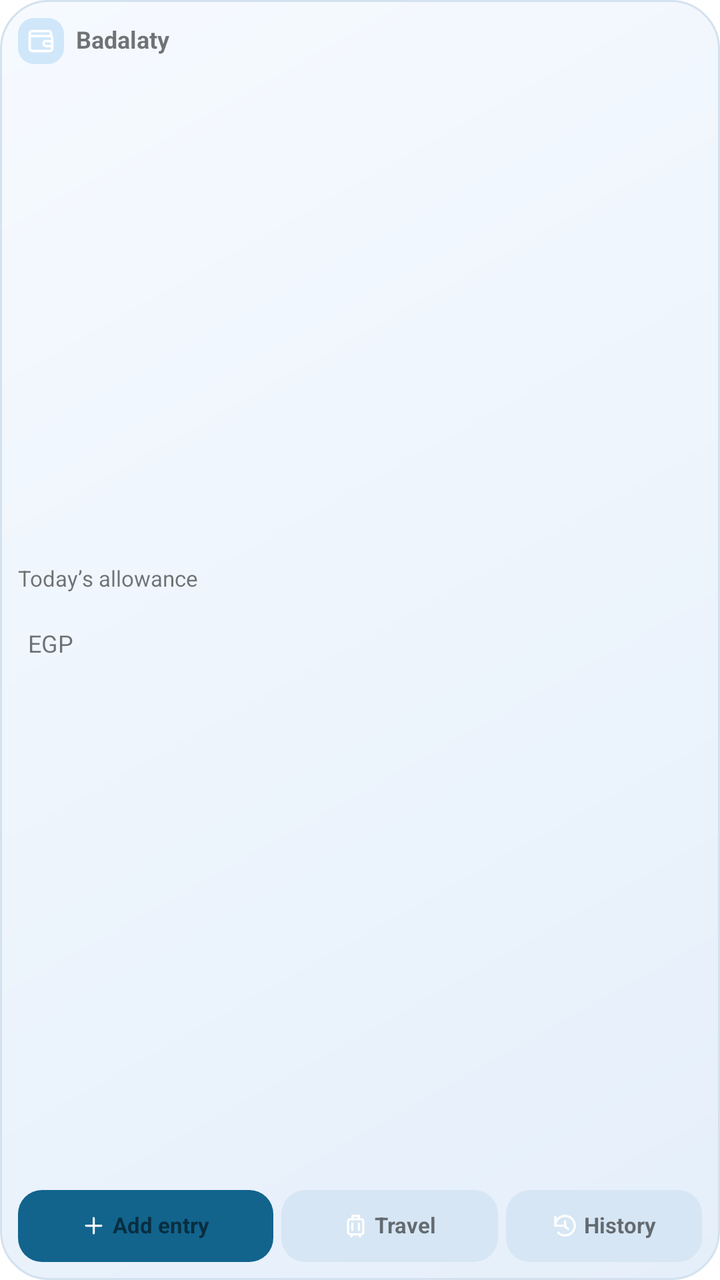
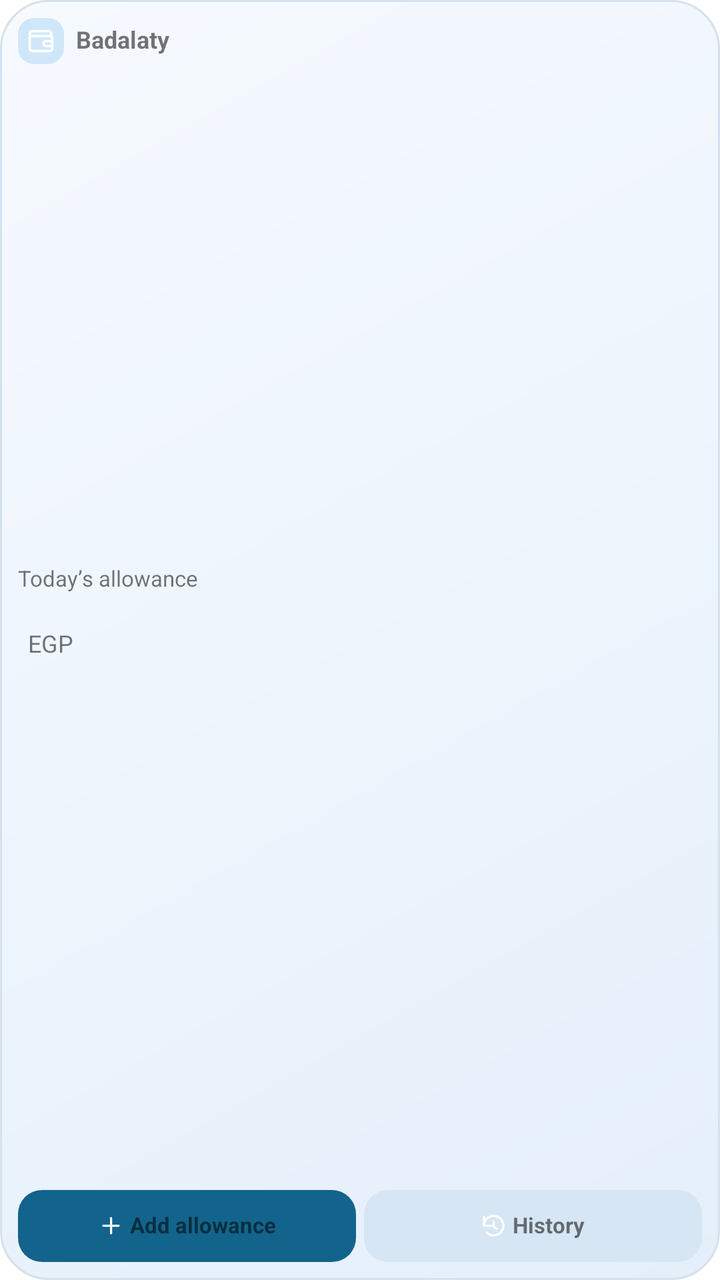

Before-and-after screenshots of an Android layout around one commit, followed by the original layout XML and the change that was made.
<!-- AndroidManifest.xml: fallback theme Theme.MaterialComponents.DayNight.NoActionBar -->
<!-- res/layout/badalaty_widget_expanded.xml -->
<LinearLayout xmlns:android="http://schemas.android.com/apk/res/android"
    android:id="@+id/widget_root" android:layout_width="match_parent" android:layout_height="match_parent"
    android:background="@drawable/widget_light" android:orientation="vertical" android:padding="9dp">
    <LinearLayout
        android:layout_width="match_parent" android:layout_height="wrap_content"
        android:gravity="center_vertical" android:orientation="horizontal">
        <FrameLayout
            android:id="@+id/widget_mark" android:layout_width="23dp" android:layout_height="23dp"
            android:background="@drawable/widget_mark_light" android:importantForAccessibility="no">
            <ImageView
                android:id="@+id/widget_mark_icon" android:layout_width="15dp" android:layout_height="15dp"
                android:layout_gravity="center" android:src="@drawable/widget_ic_wallet" />
        </FrameLayout>
        <TextView
            android:id="@+id/widget_brand" android:layout_width="wrap_content" android:layout_height="wrap_content"
            android:layout_marginStart="6dp" android:ellipsize="end" android:maxLines="1"
            android:includeFontPadding="false" android:text="@string/app_name"
            android:textSize="12sp" android:textStyle="bold" />
        <FrameLayout android:layout_width="0dp" android:layout_height="0dp" android:layout_weight="1" />
        <TextView
            android:id="@+id/widget_date" android:layout_width="wrap_content" android:layout_height="wrap_content"
            android:layout_marginStart="4dp" android:ellipsize="end" android:maxLines="1"
            android:includeFontPadding="false" android:textSize="11sp" />
    </LinearLayout>
    <LinearLayout
        android:layout_width="match_parent" android:layout_height="0dp" android:layout_weight="1"
        android:gravity="center_vertical" android:orientation="horizontal"
        android:layout_marginTop="3dp" android:layout_marginBottom="4dp">
        <LinearLayout
            android:layout_width="0dp" android:layout_height="wrap_content"
            android:layout_weight="1"
            android:orientation="vertical">
            <TextView
                android:id="@+id/widget_metric" android:layout_width="match_parent" android:layout_height="wrap_content"
                android:includeFontPadding="false" android:ellipsize="end" android:maxLines="1"
                android:text="@string/widget_today_amount" android:textSize="11sp" />
            <LinearLayout
                android:layout_width="match_parent" android:layout_height="wrap_content"
                android:gravity="bottom" android:orientation="horizontal">
                <TextView
                    android:id="@+id/widget_amount" android:layout_width="wrap_content" android:layout_height="wrap_content"
                    android:minWidth="1dp" android:includeFontPadding="false"
                    android:maxLines="1" android:ellipsize="end"
                    android:textSize="35sp" android:textStyle="bold" />
                <TextView
                    android:id="@+id/widget_currency" android:layout_width="wrap_content" android:layout_height="wrap_content"
                    android:layout_marginStart="4dp" android:layout_marginBottom="2dp" android:includeFontPadding="false"
                    android:maxLines="1" android:text="@string/widget_egp" android:textSize="12sp" />
            </LinearLayout>
        </LinearLayout>
        <TextView
            android:id="@+id/widget_details" android:layout_width="0dp" android:layout_weight="1"
            android:layout_height="wrap_content" android:layout_marginStart="6dp"
            android:gravity="end" android:includeFontPadding="false" android:ellipsize="end"
            android:maxLines="2" android:textSize="10sp" />
    </LinearLayout>
    <FrameLayout
        android:id="@+id/widget_divider" android:layout_width="match_parent" android:layout_height="1dp"
        android:layout_marginBottom="5dp" android:importantForAccessibility="no" />
    <LinearLayout
        android:layout_width="match_parent" android:layout_height="wrap_content"
        android:orientation="horizontal">
        <LinearLayout
            android:id="@+id/widget_add" android:layout_width="0dp" android:layout_weight="1.18"
            android:layout_height="36dp" android:background="@drawable/widget_primary_light"
            android:gravity="center" android:orientation="horizontal" android:paddingHorizontal="3dp">
            <ImageView
                android:id="@+id/widget_add_icon" android:layout_width="13dp" android:layout_height="13dp"
                android:importantForAccessibility="no" android:src="@drawable/widget_ic_add" />
            <TextView
                android:id="@+id/widget_add_label" android:layout_width="wrap_content" android:layout_height="wrap_content"
                android:layout_marginStart="3dp" android:ellipsize="end" android:maxLines="1"
                android:includeFontPadding="false" android:text="@string/widget_add"
                android:textSize="11sp" android:textStyle="bold" />
        </LinearLayout>
        <FrameLayout android:layout_width="4dp" android:layout_height="1dp" />
        <LinearLayout
            android:id="@+id/widget_travel" android:layout_width="0dp" android:layout_weight="1"
            android:layout_height="36dp" android:background="@drawable/widget_secondary_light"
            android:gravity="center" android:orientation="horizontal" android:paddingHorizontal="3dp">
            <ImageView
                android:id="@+id/widget_travel_icon" android:layout_width="13dp" android:layout_height="13dp"
                android:importantForAccessibility="no" android:src="@drawable/widget_ic_travel" />
            <TextView
                android:id="@+id/widget_travel_label" android:layout_width="wrap_content" android:layout_height="wrap_content"
                android:layout_marginStart="3dp" android:ellipsize="end" android:maxLines="1"
                android:includeFontPadding="false" android:text="@string/widget_travel"
                android:textSize="11sp" android:textStyle="bold" />
        </LinearLayout>
        <FrameLayout android:layout_width="4dp" android:layout_height="1dp" />
        <LinearLayout
            android:id="@+id/widget_history" android:layout_width="0dp" android:layout_weight="0.9"
            android:layout_height="36dp" android:background="@drawable/widget_secondary_light"
            android:gravity="center" android:orientation="horizontal" android:paddingHorizontal="3dp">
            <ImageView
                android:id="@+id/widget_history_icon" android:layout_width="13dp" android:layout_height="13dp"
                android:importantForAccessibility="no" android:src="@drawable/widget_ic_history" />
            <TextView
                android:id="@+id/widget_history_label" android:layout_width="wrap_content" android:layout_height="wrap_content"
                android:layout_marginStart="3dp" android:ellipsize="end" android:maxLines="1"
                android:includeFontPadding="false" android:text="@string/widget_history"
                android:textSize="11sp" android:textStyle="bold" />
        </LinearLayout>
    </LinearLayout>
</LinearLayout>
<!-- resources referenced by this layout -->
<resources>
  <!-- drawable widget_ic_add (drawable) -->
  <vector xmlns:android="http://schemas.android.com/apk/res/android"
      android:width="16dp" android:height="16dp" android:viewportWidth="24" android:viewportHeight="24">
      <path android:pathData="M12,5v14 M5,12h14"
          android:strokeColor="#FFFFFF" android:strokeWidth="2"
          android:strokeLineCap="round" android:strokeLineJoin="round" />
  </vector>
  <!-- drawable widget_ic_history (drawable) -->
  <vector xmlns:android="http://schemas.android.com/apk/res/android"
      android:width="16dp" android:height="16dp" android:viewportWidth="24" android:viewportHeight="24">
      <path android:pathData="M3,12a9,9 0,1 1,2.7 6.4 M3,4v8h7 M12,8v5l3,2"
          android:strokeColor="#FFFFFF" android:strokeWidth="2"
          android:strokeLineCap="round" android:strokeLineJoin="round" />
  </vector>
  <!-- drawable widget_ic_travel (drawable) -->
  <vector xmlns:android="http://schemas.android.com/apk/res/android"
      android:width="16dp" android:height="16dp" android:viewportWidth="24" android:viewportHeight="24">
      <path android:pathData="M9,5V3h6v2 M7,6h10a2,2 0,0 1,2 2v10a2,2 0,0 1,-2 2H7a2,2 0,0 1,-2 -2V8a2,2 0,0 1,2 -2z M9,10v6 M15,10v6 M8,20v2 M16,20v2"
          android:strokeColor="#FFFFFF" android:strokeWidth="2"
          android:strokeLineCap="round" android:strokeLineJoin="round" />
  </vector>
  <!-- drawable widget_ic_wallet (drawable) -->
  <vector xmlns:android="http://schemas.android.com/apk/res/android"
      android:width="16dp" android:height="16dp" android:viewportWidth="24" android:viewportHeight="24">
      <path android:pathData="M3,8V6a2,2 0,0 1,2 -2h13a2,2 0,0 1,2 2v2 M3,8h16a2,2 0,0 1,2 2v8a2,2 0,0 1,-2 2H5a2,2 0,0 1,-2 -2z M21,12h-5a2,2 0,0 0,0 4h5"
          android:strokeColor="#FFFFFF" android:strokeWidth="2"
          android:strokeLineCap="round" android:strokeLineJoin="round" />
  </vector>
  <!-- drawable widget_light (drawable) -->
  <shape xmlns:android="http://schemas.android.com/apk/res/android">
      <gradient android:angle="315" android:startColor="#F6FAFF" android:endColor="#E5EFFA" />
      <stroke android:width="1dp" android:color="#D4E1EE" />
      <corners android:radius="24dp" />
  </shape>
  <!-- drawable widget_mark_light (drawable) -->
  <shape xmlns:android="http://schemas.android.com/apk/res/android">
      <solid android:color="#D0E7FA" />
      <corners android:radius="8dp" />
  </shape>
  <!-- drawable widget_primary_light (drawable) -->
  <shape xmlns:android="http://schemas.android.com/apk/res/android">
      <solid android:color="#12648D" />
      <corners android:radius="12dp" />
  </shape>
  <!-- drawable widget_secondary_light (drawable) -->
  <shape xmlns:android="http://schemas.android.com/apk/res/android">
      <solid android:color="#D7E6F4" />
      <corners android:radius="12dp" />
  </shape>
  <string name="app_name">Badalaty</string>
  <string name="widget_add">Add entry</string>
  <string name="widget_egp">EGP</string>
  <string name="widget_history">History</string>
  <string name="widget_today_amount">Today’s allowance</string>
  <string name="widget_travel">Travel</string>
</resources>

<!-- the commit's change to res/layout/badalaty_widget_expanded.xml (unified diff, before → after) -->
@@ -61,7 +61,7 @@
         android:layout_width="match_parent" android:layout_height="wrap_content"
         android:orientation="horizontal">
         <LinearLayout
-            android:id="@+id/widget_add" android:layout_width="0dp" android:layout_weight="1.18"
+            android:id="@+id/widget_add" android:layout_width="0dp" android:layout_weight="1"
             android:layout_height="36dp" android:background="@drawable/widget_primary_light"
             android:gravity="center" android:orientation="horizontal" android:paddingHorizontal="3dp">
             <ImageView
@@ -75,21 +75,7 @@
         </LinearLayout>
         <FrameLayout android:layout_width="4dp" android:layout_height="1dp" />
         <LinearLayout
-            android:id="@+id/widget_travel" android:layout_width="0dp" android:layout_weight="1"
-            android:layout_height="36dp" android:background="@drawable/widget_secondary_light"
-            android:gravity="center" android:orientation="horizontal" android:paddingHorizontal="3dp">
-            <ImageView
-                android:id="@+id/widget_travel_icon" android:layout_width="13dp" android:layout_height="13dp"
-                android:importantForAccessibility="no" android:src="@drawable/widget_ic_travel" />
-            <TextView
-                android:id="@+id/widget_travel_label" android:layout_width="wrap_content" android:layout_height="wrap_content"
-                android:layout_marginStart="3dp" android:ellipsize="end" android:maxLines="1"
-                android:includeFontPadding="false" android:text="@string/widget_travel"
-                android:textSize="11sp" android:textStyle="bold" />
-        </LinearLayout>
-        <FrameLayout android:layout_width="4dp" android:layout_height="1dp" />
-        <LinearLayout
-            android:id="@+id/widget_history" android:layout_width="0dp" android:layout_weight="0.9"
+            android:id="@+id/widget_history" android:layout_width="0dp" android:layout_weight="1"
             android:layout_height="36dp" android:background="@drawable/widget_secondary_light"
             android:gravity="center" android:orientation="horizontal" android:paddingHorizontal="3dp">
             <ImageView
<!-- resource entries referenced after the edit -->
@@ -11,13 +11,6 @@
   <vector xmlns:android="http://schemas.android.com/apk/res/android"
       android:width="16dp" android:height="16dp" android:viewportWidth="24" android:viewportHeight="24">
       <path android:pathData="M3,12a9,9 0,1 1,2.7 6.4 M3,4v8h7 M12,8v5l3,2"
-          android:strokeColor="#FFFFFF" android:strokeWidth="2"
-          android:strokeLineCap="round" android:strokeLineJoin="round" />
-  </vector>
-  <!-- drawable widget_ic_travel (drawable) -->
-  <vector xmlns:android="http://schemas.android.com/apk/res/android"
-      android:width="16dp" android:height="16dp" android:viewportWidth="24" android:viewportHeight="24">
-      <path android:pathData="M9,5V3h6v2 M7,6h10a2,2 0,0 1,2 2v10a2,2 0,0 1,-2 2H7a2,2 0,0 1,-2 -2V8a2,2 0,0 1,2 -2z M9,10v6 M15,10v6 M8,20v2 M16,20v2"
           android:strokeColor="#FFFFFF" android:strokeWidth="2"
           android:strokeLineCap="round" android:strokeLineJoin="round" />
   </vector>
@@ -50,10 +43,9 @@
       <corners android:radius="12dp" />
   </shape>
   <string name="app_name">Badalaty</string>
-  <string name="widget_add">Add entry</string>
+  <string name="widget_add">Add allowance</string>
   <string name="widget_egp">EGP</string>
   <string name="widget_history">History</string>
   <string name="widget_today_amount">Today’s allowance</string>
-  <string name="widget_travel">Travel</string>
 </resources>
 
